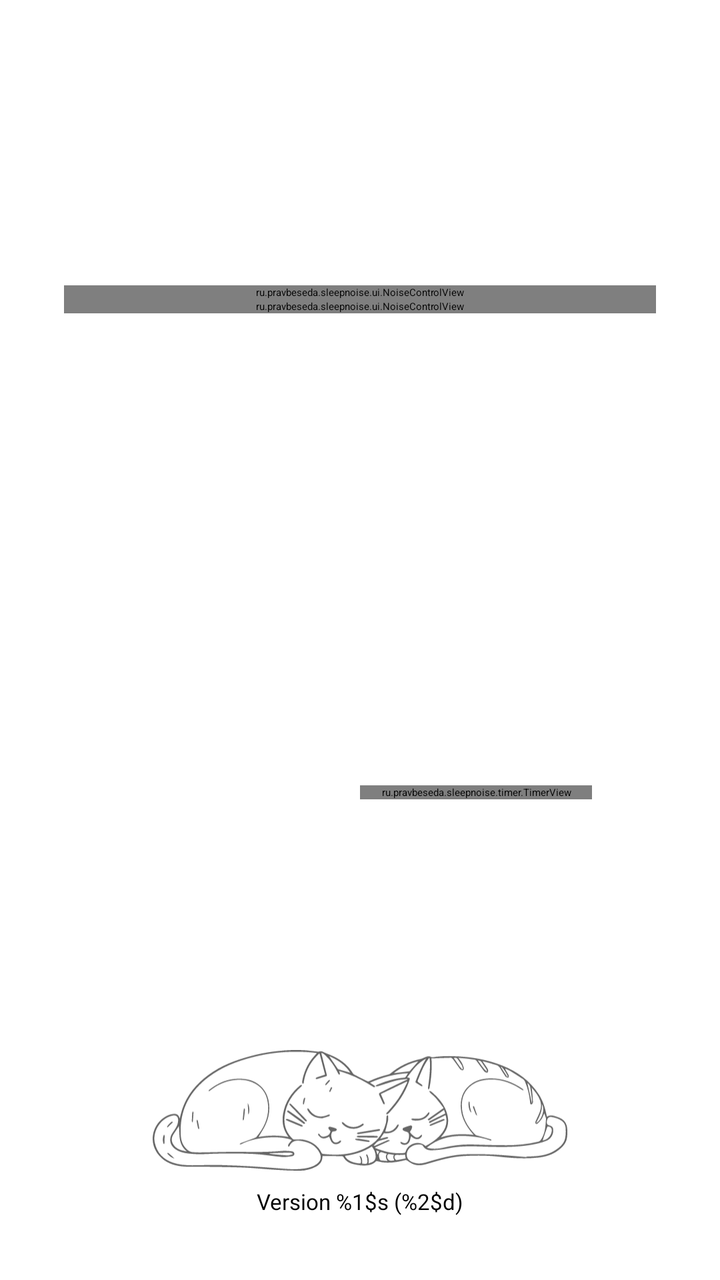
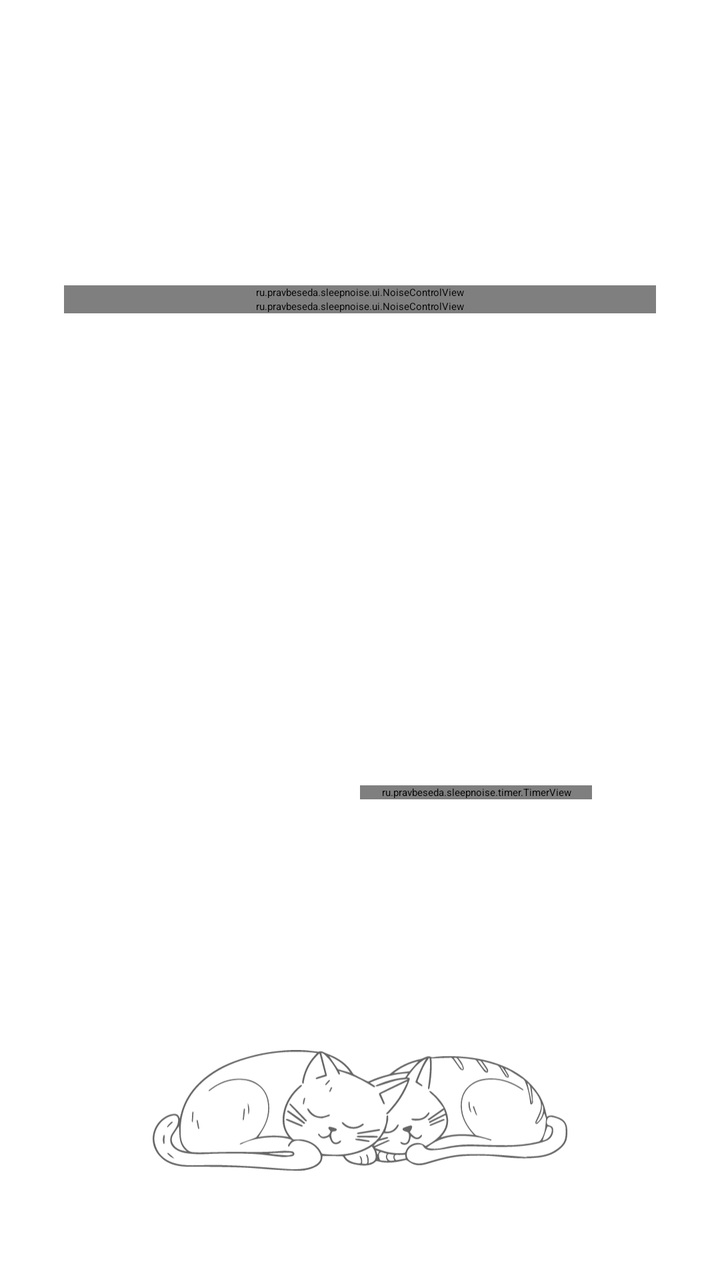

Before-and-after screenshots of an Android layout around one commit, followed by the original layout XML and the change that was made.
<!-- AndroidManifest.xml: application theme Theme.SleepNoise.Splash -->
<!-- res/layout/activity_main.xml -->
<?xml version="1.0" encoding="utf-8"?>
<androidx.constraintlayout.widget.ConstraintLayout
    xmlns:android="http://schemas.android.com/apk/res/android"
    xmlns:app="http://schemas.android.com/apk/res-auto"
    android:layout_width="match_parent"
    android:layout_height="match_parent"
    android:fitsSystemWindows="true"
    android:padding="32dp">

    
    <androidx.constraintlayout.widget.Guideline
        android:id="@+id/rowsBottom"
        android:layout_width="wrap_content"
        android:layout_height="wrap_content"
        android:orientation="horizontal"
        app:layout_constraintGuide_percent="0.45"/>

    <ScrollView
        android:id="@+id/noiseScroll"
        android:layout_width="0dp"
        android:layout_height="0dp"
        android:layout_marginBottom="@dimen/screen_block_spacing"
        android:fillViewport="true"
        app:layout_constraintTop_toTopOf="parent"
        app:layout_constraintBottom_toTopOf="@id/rowsBottom"
        app:layout_constraintStart_toStartOf="parent"
        app:layout_constraintEnd_toEndOf="parent">

        
        <LinearLayout
            android:layout_width="match_parent"
            android:layout_height="wrap_content"
            android:orientation="vertical"
            android:gravity="center">

            <ru.pravbeseda.sleepnoise.ui.NoiseControlView
                android:id="@+id/pinkNoiseControl"
                android:layout_width="match_parent"
                android:layout_height="wrap_content"/>

            <ru.pravbeseda.sleepnoise.ui.NoiseControlView
                android:id="@+id/brownNoiseControl"
                android:layout_width="match_parent"
                android:layout_height="wrap_content"/>

            
            <LinearLayout
                android:id="@+id/noiseLabContainer"
                android:layout_width="match_parent"
                android:layout_height="wrap_content"
                android:orientation="vertical"
                android:gravity="center_horizontal"
                android:visibility="gone"/>
        </LinearLayout>
    </ScrollView>

    <LinearLayout
        android:id="@+id/playTimerContainer"
        android:layout_width="0dp"
        android:layout_height="wrap_content"
        android:layout_marginBottom="@dimen/screen_block_spacing"
        android:baselineAligned="false"
        android:orientation="horizontal"
        android:gravity="center"
        app:layout_constraintTop_toTopOf="@id/rowsBottom"
        app:layout_constraintBottom_toTopOf="@id/cats"
        app:layout_constraintStart_toStartOf="parent"
        app:layout_constraintEnd_toEndOf="parent">

        <LinearLayout
            android:layout_width="0dp"
            android:layout_height="wrap_content"
            android:layout_weight="1"
            android:gravity="center"
            android:orientation="vertical">

            
            <ImageButton
                android:id="@+id/playButton"
                android:layout_width="@dimen/play_button_size"
                android:layout_height="@dimen/play_button_size"
                android:background="@drawable/play_button_background"
                android:contentDescription="@string/play_button"
                android:padding="@dimen/play_button_padding"
                android:scaleType="fitCenter"
                android:src="@drawable/ic_play"
                android:layout_gravity="center"/>
        </LinearLayout>

        
        <LinearLayout
            android:layout_width="0dp"
            android:layout_height="wrap_content"
            android:layout_weight="1"
            android:gravity="center"
            android:orientation="vertical"
            android:paddingStart="0dp"
            android:paddingEnd="@dimen/content_horizontal_inset">

            <ru.pravbeseda.sleepnoise.timer.TimerView
                android:id="@+id/timerView"
                android:layout_width="match_parent"
                android:layout_height="wrap_content"/>
        </LinearLayout>
    </LinearLayout>

    
    <ImageView
        android:id="@+id/cats"
        android:layout_width="0dp"
        android:layout_height="0dp"
        app:layout_constraintWidth_default="percent"
        app:layout_constraintWidth_percent="0.7"
        app:layout_constraintDimensionRatio="H,585.62:170.1"
        app:layout_constraintHeight_max="@dimen/cats_max_height"
        android:scaleType="fitCenter"
        android:src="@drawable/cats"
        app:layout_constraintBottom_toTopOf="@id/version_text"
        app:layout_constraintStart_toStartOf="parent"
        app:layout_constraintEnd_toEndOf="parent"/>

    <TextView
        android:id="@+id/version_text"
        android:layout_width="wrap_content"
        android:layout_height="wrap_content"
        android:text="@string/version"
        android:textSize="11sp"
        android:paddingTop="8dp"
        app:layout_constraintBottom_toBottomOf="parent"
        app:layout_constraintStart_toStartOf="parent"
        app:layout_constraintEnd_toEndOf="parent"/>

</androidx.constraintlayout.widget.ConstraintLayout>
<!-- resources referenced by this layout -->
<resources>
  <dimen name="cats_max_height">96dp</dimen>
  <dimen name="content_horizontal_inset">32dp</dimen>
  <dimen name="play_button_padding">12dp</dimen>
  <dimen name="play_button_size">56dp</dimen>
  <dimen name="screen_block_spacing">24dp</dimen>
  <!-- drawable cats: vector/xml drawable (drawable, 22311 chars, omitted) -->
  <!-- drawable ic_play (drawable) -->
  <vector xmlns:android="http://schemas.android.com/apk/res/android"
      android:width="48dp"
      android:height="48dp"
      android:viewportWidth="24"
      android:viewportHeight="24"
      android:tint="?attr/colorOnAccent">
      <path
          android:fillColor="@android:color/white"
          android:pathData="M8,5v14l11,-7z"/>
  </vector>
  <!-- drawable play_button_background (drawable) -->
  <?xml version="1.0" encoding="utf-8"?>
  <ripple xmlns:android="http://schemas.android.com/apk/res/android"
      android:color="?attr/colorControlHighlight">
      <item>
          <shape android:shape="oval">
              <solid android:color="?attr/colorAccent"/>
          </shape>
      </item>
  </ripple>
  <string name="play_button">Play</string>
  <string name="version">Version %1$s (%2$d)</string>
  <style name="Theme.SleepNoise.Splash" parent="@style/Theme.SplashScreen">
          <item name="windowSplashScreenAnimatedIcon">@mipmap/ic_launcher</item>
          <item name="windowSplashScreenBackground">@color/splash_background</item>
          <item name="postSplashScreenTheme">@style/Theme.SleepNoise.Purple</item>
      </style>
  <color name="splash_background">#430985</color>
  <style name="Theme.SleepNoise.Purple" parent="Theme.AppCompat">
          <item name="android:windowBackground">@drawable/window_background_purple</item>
          <item name="colorPrimary">@color/purple_action_bar</item>
          <item name="colorPrimaryDark">@color/purple_action_bar</item>
          <item name="colorAccent">@color/purple_accent</item>
          <item name="colorControlNormal">@color/purple_foreground</item>
          <item name="colorOnPrimary">@color/purple_foreground</item>
          <item name="colorOnAccent">@color/purple_on_accent</item>
          <item name="colorSliderTrack">@color/purple_slider_track</item>
          <item name="android:textColorPrimary">@color/purple_foreground</item>
          <item name="android:textColorSecondary">@color/purple_foreground_dim</item>
      </style>
  <!-- drawable window_background_purple (drawable) -->
  <?xml version="1.0" encoding="utf-8"?>
  <shape xmlns:android="http://schemas.android.com/apk/res/android"
      android:shape="rectangle">
      <gradient
          android:angle="270"
          android:endColor="@color/purple_background_bottom"
          android:startColor="@color/purple_background_top"
          android:type="linear"/>
  </shape>
  <color name="purple_action_bar">#1D0440</color>
  <color name="purple_accent">#C7A9FF</color>
  <color name="purple_foreground">#EFE7FF</color>
  <color name="purple_on_accent">#25064F</color>
  <color name="purple_slider_track">#4DC7A9FF</color>
  <color name="purple_foreground_dim">#B49BDD</color>
  <color name="purple_background_bottom">#430985</color>
  <color name="purple_background_top">#25064F</color>
</resources>

<!-- the commit's change to res/layout/activity_main.xml (unified diff, before → after) -->
@@ -124,6 +124,7 @@
         android:layout_width="wrap_content"
         android:layout_height="wrap_content"
         android:text="@string/version"
+        android:textColor="?android:attr/textColorSecondary"
         android:textSize="11sp"
         android:paddingTop="8dp"
         app:layout_constraintBottom_toBottomOf="parent"
